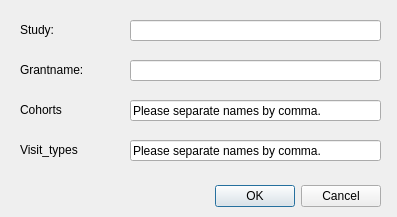
Old version of the form ui/add_ra.ui in the repository LabNeuroCogDevel/LNCDschedule.
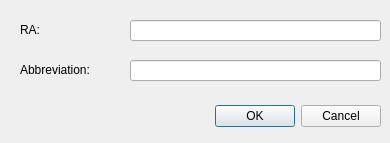
New version of the form.

What changed in the file:
```diff
--- a/ui/add_ra.ui
+++ b/ui/add_ra.ui
@@ -6,8 +6,8 @@
    <rect>
     <x>0</x>
     <y>0</y>
-    <width>397</width>
-    <height>217</height>
+    <width>390</width>
+    <height>143</height>
    </rect>
   </property>
   <property name="windowTitle">
@@ -17,7 +17,7 @@
    <property name="geometry">
     <rect>
      <x>40</x>
-     <y>180</y>
+     <y>100</y>
      <width>341</width>
      <height>32</height>
     </rect>
@@ -29,19 +29,6 @@
     <set>QDialogButtonBox::Cancel|QDialogButtonBox::Ok</set>
    </property>
   </widget>
-  <widget class="QLineEdit" name="cohort_text">
-   <property name="geometry">
-    <rect>
-     <x>130</x>
-     <y>100</y>
-     <width>251</width>
-     <height>21</height>
-    </rect>
-   </property>
-   <property name="text">
-    <string>Please separate names by comma.</string>
-   </property>
-  </widget>
   <widget class="QLabel" name="relation_label_3">
    <property name="geometry">
     <rect>
@@ -52,7 +39,7 @@
     </rect>
    </property>
    <property name="text">
-    <string>Cohorts</string>
+    <string/>
    </property>
   </widget>
   <widget class="QLabel" name="relation_label_4">
@@ -65,7 +52,7 @@
     </rect>
    </property>
    <property name="text">
-    <string>Study:</string>
+    <string>RA:</string>
    </property>
   </widget>
   <widget class="QLabel" name="relation_label_5">
@@ -78,7 +65,7 @@
     </rect>
    </property>
    <property name="text">
-    <string>Grantname:</string>
+    <string>Abbreviation:</string>
    </property>
   </widget>
   <widget class="QLineEdit" name="study_text">
@@ -101,32 +88,6 @@
     </rect>
    </property>
   </widget>
-  <widget class="QLabel" name="relation_label_6">
-   <property name="geometry">
-    <rect>
-     <x>20</x>
-     <y>140</y>
-     <width>101</width>
-     <height>20</height>
-    </rect>
-   </property>
-   <property name="text">
-    <string>Visit_types</string>
-   </property>
-  </widget>
-  <widget class="QLineEdit" name="visit_type_text">
-   <property name="geometry">
-    <rect>
-     <x>130</x>
-     <y>140</y>
-     <width>251</width>
-     <height>21</height>
-    </rect>
-   </property>
-   <property name="text">
-    <string>Please separate names by comma.</string>
-   </property>
-  </widget>
  </widget>
  <resources/>
  <connections>
```
Left out of the diff: 4 changed lines with no effect on the pictures.
